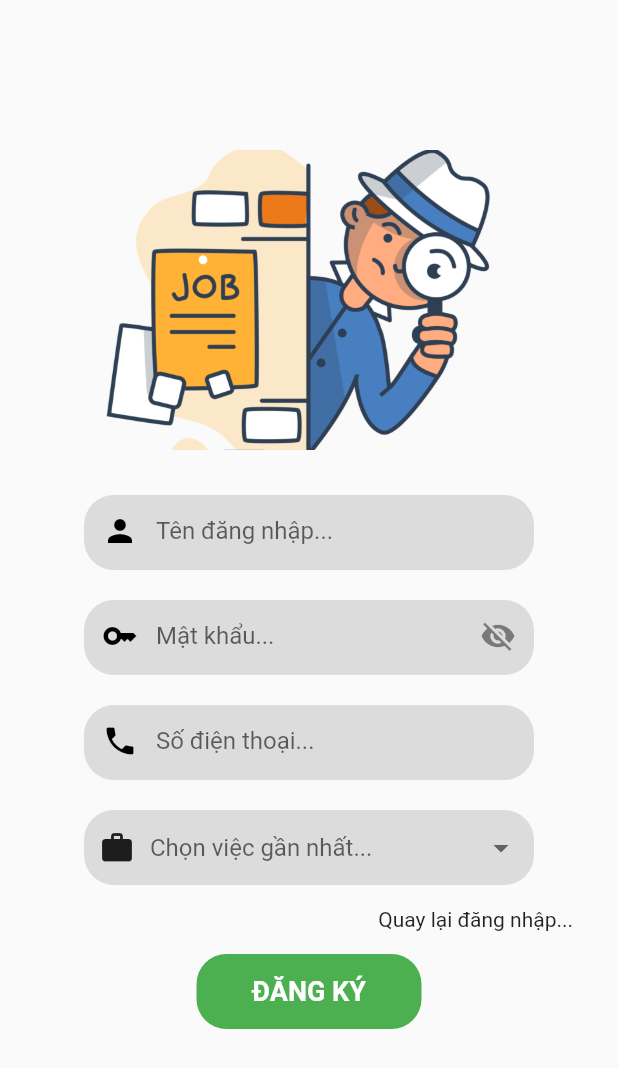
After one commit to Quyln/myjobapp, a Flutter app: the RegScreen screen opened directly, on a phone screen of 412 x 824 dp. The commit adds this screen. Shown: the top 1068 px of the screen. Run offline on Flutter 3.47's test engine with Material 2 defaults, Android fonts, the light colour scheme and no system bars; our stand-ins replace after_layout, carousel_slider, permission_handler, qr_flutter, share_plus, shared_preferences and 1 more; missing offline and left inert: app_settings; accounts and stored records are empty; network calls fail.

Commit message:
update reg page

```diff
--- a/lib/HomePage/home_tincanbiet_section.dart
+++ b/lib/HomePage/home_tincanbiet_section.dart
@@ -1,5 +1,5 @@
 import 'package:carousel_slider/carousel_slider.dart';
-import 'package:myjobapp/Provider/newlist_provider.dart';
+import 'package:myjobapp/Provider/Home_list_provider.dart';
 import 'package:myjobapp/utils/colors_texts_style.dart';
 import 'package:provider/provider.dart';
 import 'package:url_launcher/url_launcher_string.dart';
--- a/lib/HomePage/home_tinlaodong_section.dart
+++ b/lib/HomePage/home_tinlaodong_section.dart
@@ -1,5 +1,5 @@
 import 'package:carousel_slider/carousel_slider.dart';
-import 'package:myjobapp/Provider/newlist_provider.dart';
+import 'package:myjobapp/Provider/Home_list_provider.dart';
 import 'package:provider/provider.dart';
 import 'package:url_launcher/url_launcher_string.dart';
 import 'package:flutter/material.dart';
--- a/lib/HomePage/home_tinnoibat_section.dart
+++ b/lib/HomePage/home_tinnoibat_section.dart
@@ -1,6 +1,6 @@
 import 'package:carousel_slider/carousel_slider.dart';
 import 'package:flutter/material.dart';
-import 'package:myjobapp/Provider/newlist_provider.dart';
+import 'package:myjobapp/Provider/Home_list_provider.dart';
 import 'package:provider/provider.dart';
 import 'package:url_launcher/url_launcher_string.dart';
 
--- a/lib/HomePage/home_top_sec.dart
+++ b/lib/HomePage/home_top_sec.dart
@@ -1,5 +1,5 @@
 import 'package:flutter/material.dart';
-import 'package:myjobapp/login_sceen.dart';
+import 'package:myjobapp/Login_Reg_Page/login_sceen.dart';
 import 'package:shared_preferences/shared_preferences.dart';
 
 class HSecAppBar extends StatelessWidget {
--- a/lib/HomePage/home_viecmoinhat_section.dart
+++ b/lib/HomePage/home_viecmoinhat_section.dart
@@ -1,6 +1,6 @@
 import 'package:carousel_slider/carousel_slider.dart';
 import 'package:flutter/material.dart';
-import 'package:myjobapp/Provider/newlist_provider.dart';
+import 'package:myjobapp/Provider/Home_list_provider.dart';
 import 'package:provider/provider.dart';
 import '../JobsPage/jobs_detail_screen.dart';
 import '../utils/colors_texts_style.dart';
--- /dev/null
+++ b/lib/Login_Reg_Page/login_sceen.dart
@@ -0,0 +1,184 @@
+import 'dart:async';
+import 'package:after_layout/after_layout.dart';
+
+import 'package:flutter/material.dart';
+import 'package:myjobapp/Login_Reg_Page/reg_screen.dart';
+import 'package:myjobapp/bottombar_nav.dart';
+import 'package:shared_preferences/shared_preferences.dart';
+
+class LoginScreen extends StatefulWidget {
+  const LoginScreen({super.key});
+
+  @override
+  State<LoginScreen> createState() => _LoginScreenState();
+}
+
+class _LoginScreenState extends State<LoginScreen>
+    with AfterLayoutMixin<LoginScreen> {
+  final _idcontroller = TextEditingController();
+  final _passcontroller = TextEditingController();
+
+  bool showpassword = true;
+
+  @override
+  void initState() {
+    super.initState();
+  }
+
+  @override
+  FutureOr<void> afterFirstLayout(BuildContext context) {
+    checkloginSH(context);
+  }
+
+  void checkloginSH(BuildContext context) async {
+    SharedPreferences pref = await SharedPreferences.getInstance();
+    bool? checklogin = pref.getBool('checklogin');
+    if (checklogin == true) {
+      Navigator.of(context).pushReplacement(
+          MaterialPageRoute(builder: ((context) => const BottomBarNav())));
+    }
+  }
+
+  @override
+  Widget build(BuildContext context) {
+    return Scaffold(
+      body: SafeArea(
+          child: SingleChildScrollView(
+        child: Column(
+          children: [
+            Padding(
+              padding: const EdgeInsets.only(
+                  top: 100, left: 10, right: 10, bottom: 30),
+              child: Image.asset(
+                height: 250,
+                fit: BoxFit.contain,
+                'images/login.png',
+              ),
+            ),
+            Container(
+              height: 50,
+              width: 300,
+              decoration: const BoxDecoration(
+                  color: Colors.black12,
+                  borderRadius: BorderRadius.all(Radius.circular(20))),
+              child: TextField(
+                controller: _idcontroller,
+                textAlignVertical: TextAlignVertical.center,
+                decoration: const InputDecoration(
+                    prefixIcon: Icon(
+                      Icons.person,
+                      color: Colors.black,
+                    ),
+                    hintText: 'Your ID...',
+                    border: InputBorder.none),
+              ),
+            ),
+            const SizedBox(
+              height: 20,
+            ),
+            Container(
+              height: 50,
+              width: 300,
+              decoration: const BoxDecoration(
+                  color: Colors.black12,
+                  borderRadius: BorderRadius.all(Radius.circular(20))),
+              child: TextField(
+                controller: _passcontroller,
+                textAlignVertical: TextAlignVertical.center,
+                decoration: InputDecoration(
+                  prefixIcon: const Icon(
+                    Icons.key,
+                    color: Colors.black,
+                  ),
+                  hintText: 'Your Password...',
+                  border: InputBorder.none,
+                  suffixIcon: InkWell(
+                    onTap: () {
+                      setState(() {
+                        showpassword = !showpassword;
+                      });
+                    },
+                    child: showpassword
+                        ? const Icon(Icons.visibility_off)
+                        : const Icon(Icons.visibility),
+                  ),
+                ),
+                obscureText: showpassword,
+              ),
+            ),
+            Padding(
+              padding: const EdgeInsets.only(top: 20, right: 30, bottom: 20),
+              child: InkWell(
+                  onTap: () {},
+                  child: const Row(
+                    mainAxisAlignment: MainAxisAlignment.end,
+                    children: [
+                      Text('Quên mật khẩu?'),
+                    ],
+                  )),
+            ),
+            Row(
+              mainAxisAlignment: MainAxisAlignment.spaceAround,
+              children: [
+                InkWell(
+                  onTap: () {
+                    Navigator.push(
+                        context,
+                        MaterialPageRoute(
+                            builder: (context) => const RegScreen()));
+                  },
+                  child: Container(
+                    height: 50,
+                    width: 110,
+                    decoration: BoxDecoration(
+                        borderRadius: BorderRadius.circular(20),
+                        color: Colors.green),
+                    child: const Center(
+                      child: Text(
+                        'ĐĂNG KÝ',
+                        style: TextStyle(
+                            fontSize: 18,
+                            fontWeight: FontWeight.bold,
+                            color: Colors.white),
+                      ),
+                    ),
+                  ),
+                ),
+                InkWell(
+                  onTap: () async {
+                    bool result = true;
+                    if (result == true) {
+                      SharedPreferences pref =
+                          await SharedPreferences.getInstance();
+                      await pref.setBool('checklogin', true);
+                      Navigator.pushReplacement(
+                          context,
+                          MaterialPageRoute(
+                              builder: ((context) => BottomBarNav())));
+                    }
+                  },
+                  child: Container(
+                    height: 50,
+                    width: 130,
+                    decoration: BoxDecoration(
+                        borderRadius: BorderRadius.circular(20),
+                        color: Colors.blue),
+                    child: const Center(
+                      child: Text(
+                        'ĐĂNG NHẬP',
+                        style: TextStyle(
+                            fontSize: 18,
+                            fontWeight: FontWeight.bold,
+                            color: Colors.white),
+                      ),
+                    ),
+                  ),
+                ),
+              ],
+            )
+          ],
+        ),
+      )),
+    );
+  }
+}
--- /dev/null
+++ b/lib/Login_Reg_Page/reg_screen.dart
@@ -0,0 +1,200 @@
+import 'package:flutter/material.dart';
+import 'package:myjobapp/Login_Reg_Page/login_sceen.dart';
+import 'package:myjobapp/utils/list_tinhthanh.dart';
+
+class RegScreen extends StatefulWidget {
+  const RegScreen({super.key});
+
+  @override
+  State<RegScreen> createState() => _RegScreenState();
+}
+
+class _RegScreenState extends State<RegScreen> {
+  final _idcontroller = TextEditingController();
+  final _passcontroller = TextEditingController();
+  final _phonecontroller = TextEditingController();
+
+  bool showpassword = true;
+  String? selectedValue;
+  @override
+  Widget build(BuildContext context) {
+    return Scaffold(
+      body: SafeArea(
+          child: SingleChildScrollView(
+        child: Column(
+          children: [
+            Padding(
+              padding: const EdgeInsets.only(
+                  top: 100, left: 10, right: 10, bottom: 30),
+              child: Image.asset(
+                height: 200,
+                fit: BoxFit.contain,
+                'images/login.png',
+              ),
+            ),
+            Container(
+              height: 50,
+              width: 300,
+              decoration: const BoxDecoration(
+                  color: Colors.black12,
+                  borderRadius: BorderRadius.all(Radius.circular(20))),
+              child: TextField(
+                controller: _idcontroller,
+                textAlignVertical: TextAlignVertical.center,
+                decoration: const InputDecoration(
+                    prefixIcon: Icon(
+                      Icons.person,
+                      color: Colors.black,
+                    ),
+                    hintText: 'Tên đăng nhập...',
+                    border: InputBorder.none),
+              ),
+            ),
+            const SizedBox(
+              height: 20,
+            ),
+            Container(
+              height: 50,
+              width: 300,
+              decoration: const BoxDecoration(
+                  color: Colors.black12,
+                  borderRadius: BorderRadius.all(Radius.circular(20))),
+              child: TextField(
+                controller: _passcontroller,
+                textAlignVertical: TextAlignVertical.center,
+                decoration: InputDecoration(
+                  prefixIcon: const Icon(
+                    Icons.key,
+                    color: Colors.black,
+                  ),
+                  hintText: 'Mật khẩu...',
+                  border: InputBorder.none,
+                  suffixIcon: InkWell(
+                    onTap: () {
+                      setState(() {
+                        showpassword = !showpassword;
+                      });
+                    },
+                    child: showpassword
+                        ? const Icon(Icons.visibility_off)
+                        : const Icon(Icons.visibility),
+                  ),
+                ),
+                obscureText: showpassword,
+              ),
+            ),
+            const SizedBox(
+              height: 20,
+            ),
+            Container(
+              height: 50,
+              width: 300,
+              decoration: const BoxDecoration(
+                  color: Colors.black12,
+                  borderRadius: BorderRadius.all(Radius.circular(20))),
+              child: TextField(
+                controller: _phonecontroller,
+                textAlignVertical: TextAlignVertical.center,
+                decoration: const InputDecoration(
+                    prefixIcon: Icon(
+                      Icons.phone,
+                      color: Colors.black,
+                    ),
+                    hintText: 'Số điện thoại...',
+                    border: InputBorder.none),
+              ),
+            ),
+            const SizedBox(
+              height: 20,
+            ),
+            Container(
+              padding: const EdgeInsets.all(10),
+              height: 50,
+              width: 300,
+              decoration: const BoxDecoration(
+                  color: Colors.black12,
+                  borderRadius: BorderRadius.all(Radius.circular(20))),
+              child: Row(
+                children: [
+                  const Icon(Icons.work),
+                  const SizedBox(
+                    width: 10,
+                  ),
+                  Expanded(
+                    child: DropdownButtonHideUnderline(
+                      child: DropdownButton(
+                          menuMaxHeight: 400,
+                          borderRadius: BorderRadius.circular(25),
+                          value: selectedValue,
+                          onChanged: (value) {
+                            setState(() {
+                              selectedValue = value;
+                            });
+                          },
+                          isExpanded: true,
+                          hint: const Text('Chọn việc gần nhất...'),
+                          items: listcongviec
+                              .map((e) => DropdownMenuItem(
+                                  value: e,
+                                  child: Text(
+                                    e,
+                                    style: const TextStyle(
+                                        fontSize: 16, color: Colors.black),
+                                  )))
+                              .toList()),
+                    ),
+                  ),
+                ],
+              ),
+            ),
+            Padding(
+              padding: const EdgeInsets.only(top: 15, right: 30, bottom: 15),
+              child: InkWell(
+                  onTap: () {
+                    Navigator.pop(context);
+                  },
+                  child: const Row(
+                    mainAxisAlignment: MainAxisAlignment.end,
+                    children: [
+                      Text('Quay lại đăng nhập...'),
+                    ],
+                  )),
+            ),
+            Row(
+              mainAxisAlignment: MainAxisAlignment.spaceAround,
+              children: [
+                InkWell(
+                  onTap: () {
+                    ScaffoldMessenger.of(context).showSnackBar(const SnackBar(
+                        behavior: SnackBarBehavior.floating,
+                        content: Text('Bạn đã đăng ký thành công')));
+                    Navigator.push(
+                        context,
+                        MaterialPageRoute(
+                            builder: (context) => const LoginScreen()));
+                  },
+                  child: Container(
+                    height: 50,
+                    width: 150,
+                    decoration: BoxDecoration(
+                        borderRadius: BorderRadius.circular(20),
+                        color: Colors.green),
+                    child: const Center(
+                      child: Text(
+                        'ĐĂNG KÝ',
+                        style: TextStyle(
+                            fontSize: 18,
+                            fontWeight: FontWeight.bold,
+                            color: Colors.white),
+                      ),
+                    ),
+                  ),
+                ),
+              ],
+            )
+          ],
+        ),
+      )),
+    );
+  }
+}
--- a/lib/login_sceen.dart
+++ /dev/null
@@ -1,176 +0,0 @@
-import 'dart:async';
-import 'package:after_layout/after_layout.dart';
-
-import 'package:flutter/material.dart';
-import 'package:myjobapp/bottombar_nav.dart';
-import 'package:shared_preferences/shared_preferences.dart';
-
-class LoginScreen extends StatefulWidget {
-  const LoginScreen({super.key});
-
-  @override
-  State<LoginScreen> createState() => _LoginScreenState();
-}
-
-class _LoginScreenState extends State<LoginScreen>
-    with AfterLayoutMixin<LoginScreen> {
-  final _idcontroller = TextEditingController();
-  final _passcontroller = TextEditingController();
-
-  bool showpassword = true;
-
-  @override
-  void initState() {
-    super.initState();
-  }
-
-  @override
-  FutureOr<void> afterFirstLayout(BuildContext context) {
-    checkloginSH(context);
-  }
-
-  void checkloginSH(BuildContext context) async {
-    SharedPreferences pref = await SharedPreferences.getInstance();
-    bool? checklogin = pref.getBool('checklogin');
-    if (checklogin == true) {
-      Navigator.of(context).pushReplacement(
-          MaterialPageRoute(builder: ((context) => const BottomBarNav())));
-    }
-  }
-
-  @override
-  Widget build(BuildContext context) {
-    return Scaffold(
-      body: SafeArea(
-          child: Column(
-        children: [
-          Padding(
-            padding: const EdgeInsets.only(
-                top: 100, left: 10, right: 10, bottom: 30),
-            child: Image.asset(
-              height: 250,
-              fit: BoxFit.contain,
-              'images/login.png',
-            ),
-          ),
-          Container(
-            height: 50,
-            width: 300,
-            decoration: const BoxDecoration(
-                color: Colors.black12,
-                borderRadius: BorderRadius.all(Radius.circular(20))),
-            child: TextField(
-              controller: _idcontroller,
-              textAlignVertical: TextAlignVertical.center,
-              decoration: const InputDecoration(
-                  prefixIcon: Icon(
-                    Icons.person,
-                    color: Colors.black,
-                  ),
-                  hintText: 'Your ID...',
-                  border: InputBorder.none),
-            ),
-          ),
-          const SizedBox(
-            height: 20,
-          ),
-          Container(
-            height: 50,
-            width: 300,
-            decoration: const BoxDecoration(
-                color: Colors.black12,
-                borderRadius: BorderRadius.all(Radius.circular(20))),
-            child: TextField(
-              controller: _passcontroller,
-              textAlignVertical: TextAlignVertical.center,
-              decoration: InputDecoration(
-                prefixIcon: const Icon(
-                  Icons.key,
-                  color: Colors.black,
-                ),
-                hintText: 'Your Password...',
-                border: InputBorder.none,
-                suffixIcon: InkWell(
-                  onTap: () {
-                    setState(() {
-                      showpassword = !showpassword;
-                    });
-                  },
-                  child: showpassword
-                      ? const Icon(Icons.visibility_off)
-                      : const Icon(Icons.visibility),
-                ),
-              ),
-              obscureText: showpassword,
-            ),
-          ),
-          Padding(
-            padding: const EdgeInsets.only(top: 20, right: 30, bottom: 20),
-            child: InkWell(
-                onTap: () {},
-                child: const Row(
-                  mainAxisAlignment: MainAxisAlignment.end,
-                  children: [
-                    Text('Quên mật khẩu?'),
-                  ],
-                )),
-          ),
-          Row(
-            mainAxisAlignment: MainAxisAlignment.spaceAround,
-            children: [
-              InkWell(
-                onTap: () {},
-                child: Container(
-                  height: 50,
-                  width: 110,
-                  decoration: BoxDecoration(
-                      borderRadius: BorderRadius.circular(20),
-                      color: Colors.green),
-                  child: const Center(
-                    child: Text(
-                      'ĐĂNG KÝ',
-                      style: TextStyle(
-                          fontSize: 18,
-                          fontWeight: FontWeight.bold,
-                          color: Colors.white),
-                    ),
-                  ),
-                ),
-              ),
-              InkWell(
-                onTap: () async {
-                  bool result = true;
-                  if (result == true) {
-                    SharedPreferences pref =
-                        await SharedPreferences.getInstance();
-                    await pref.setBool('checklogin', true);
-                    Navigator.pushReplacement(
-                        context,
-                        MaterialPageRoute(
-                            builder: ((context) => BottomBarNav())));
-                  }
-                },
-                child: Container(
-                  height: 50,
-                  width: 130,
-                  decoration: BoxDecoration(
-                      borderRadius: BorderRadius.circular(20),
-                      color: Colors.blue),
-                  child: const Center(
-                    child: Text(
-                      'ĐĂNG NHẬP',
-                      style: TextStyle(
-                          fontSize: 18,
-                          fontWeight: FontWeight.bold,
-                          color: Colors.white),
-                    ),
-                  ),
-                ),
-              ),
-            ],
-          )
-        ],
-      )),
-    );
-  }
-}
--- a/lib/onboarding_screen.dart
+++ b/lib/onboarding_screen.dart
@@ -2,7 +2,7 @@ import 'package:flutter/material.dart';
 import 'package:myjobapp/OnboardingPages/page1.dart';
 import 'package:myjobapp/OnboardingPages/page2.dart';
 import 'package:myjobapp/OnboardingPages/page3.dart';
-import 'package:myjobapp/login_sceen.dart';
+import 'package:myjobapp/Login_Reg_Page/login_sceen.dart';
 import 'package:smooth_page_indicator/smooth_page_indicator.dart';
 
 class OnboardingScr extends StatefulWidget {
--- a/lib/utils/list_tinhthanh.dart
+++ b/lib/utils/list_tinhthanh.dart
@@ -63,6 +63,7 @@ List<String> listKvTinh = [
   'Vĩnh Phúc',
   'Yên Bái'
 ];
+
 Map<String, List<String>> listKvHuyentheoTinh = {
   'An Giang': [
     'An Phú',
@@ -896,3 +897,41 @@ Map<String, List<String>> listKvHuyentheoTinh = {
     'Yên Bình',
   ],
 };
+
+List<String> listcongviec = [
+  'Công nhân sản xuất',
+  'Lao động phổ thông',
+  'Thư ký',
+  'Kế toán',
+  'Bảo vệ',
+  'Nhân viên phục vụ',
+  'Giao vận',
+  'Nhân viên bán hàng',
+  'Phụ bếp',
+  'Đầu bếp',
+  'Kiểm kê hàng hoá',
+  'Nhân viên kinh doanh',
+  'Nhân viên chăm sóc khách hàng',
+  'Lễ tân',
+  'Cộng tác viên',
+  'Nhân viên văn phòng',
+  'Y tá điều dưỡng',
+  'Telesales',
+  'Thợ sơn',
+  'Tài xế lái xe',
+  'Shipper',
+  'Hành chính - Nhân sự',
+  'Data Analyst',
+  'Designer',
+  'Giúp việc',
+  'Tạp vụ',
+  'Nhân viên PR',
+  'Nhân viên kho',
+  'Nhân viên thu ngân',
+  'Kỹ sư xây dựng',
+  'Thợ điện',
+  'Thợ nước',
+  'Công nhân may',
+  'Luật sư',
+  'Khác'
+];
--- a/pubspec.yaml
+++ b/pubspec.yaml
@@ -49,6 +49,7 @@ dependencies:
   permission_handler: ^11.0.1
   app_settings: ^5.1.1
   provider: ^6.0.5
+  dropdown_button2: ^2.3.9
 
 dev_dependencies:
   flutter_test:
```
Also changed, not shown: pubspec.lock.
